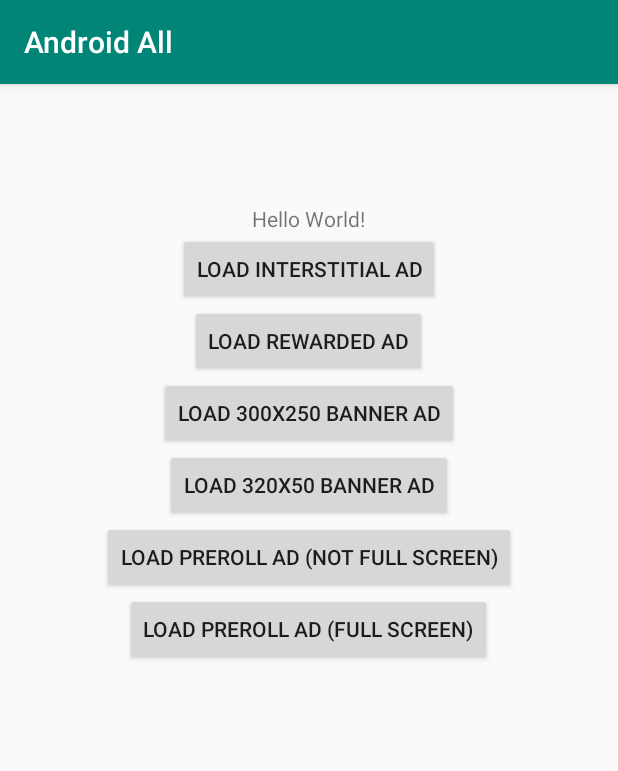
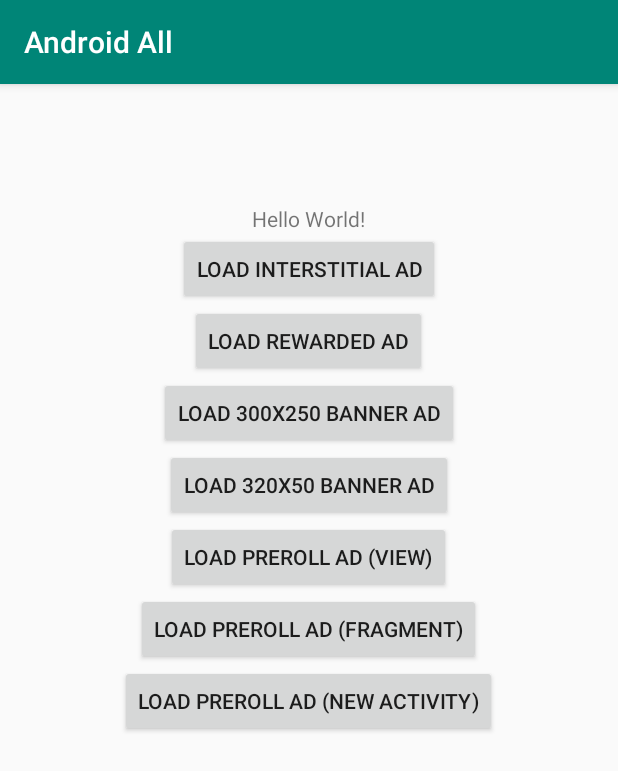
Before and after one commit to chocolateplatform/android-chocolate-sample, an Android app: the screen it shows after launch (MainActivity), on a phone screen of 412 x 824 dp. Shown: the top 771 px of the screen. Run offline under Robolectric (Android 15) with nearby library versions, the phone set to English and light mode, and no system bars; libraries missing offline, so code that uses them is left out: com.vdopia.ads; 9 statements that could not run were skipped.

Commit message:
added better preroll sample code (view, fragment, and activity versions)

```diff
--- a/app/src/main/res/layout/activity_main.xml
+++ b/app/src/main/res/layout/activity_main.xml
@@ -47,14 +47,20 @@
         <Button
             android:layout_width="wrap_content"
             android:layout_height="wrap_content"
-            android:onClick="loadPrerollAd"
-            android:text="Load Preroll Ad (Not Full Screen)"/>
+            android:onClick="loadPrerollAdAsView"
+            android:text="Load Preroll Ad (View)"/>
 
         <Button
             android:layout_width="wrap_content"
             android:layout_height="wrap_content"
-            android:onClick="loadPrerollAdFullscreen"
-            android:text="Load Preroll Ad (Full Screen)"/>
+            android:onClick="loadPrerollAdAsFragment"
+            android:text="Load Preroll Ad (Fragment)"/>
+
+        <Button
+            android:layout_width="wrap_content"
+            android:layout_height="wrap_content"
+            android:onClick="loadPrerollAdAsActivity"
+            android:text="Load Preroll Ad (New Activity)"/>
 
         <FrameLayout
             android:id="@+id/adContainer"
```
Also changed, not shown: app/src/main/java/com/chocolateplatform/androidall/MainActivity.java (+34 -53 lines).
